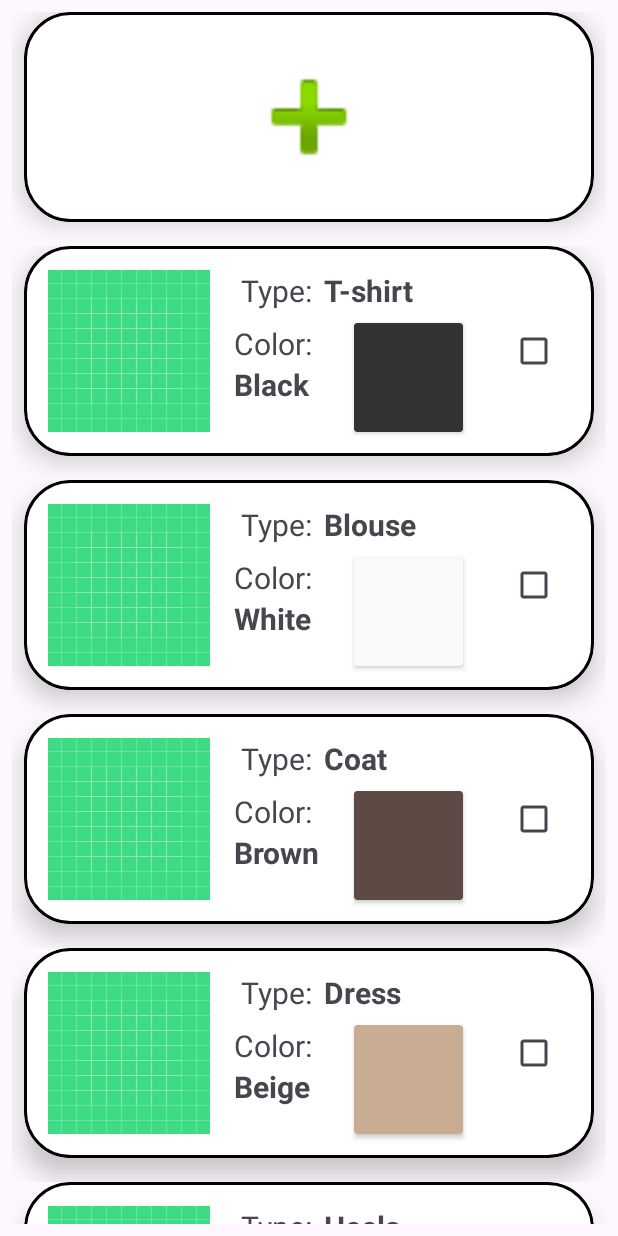
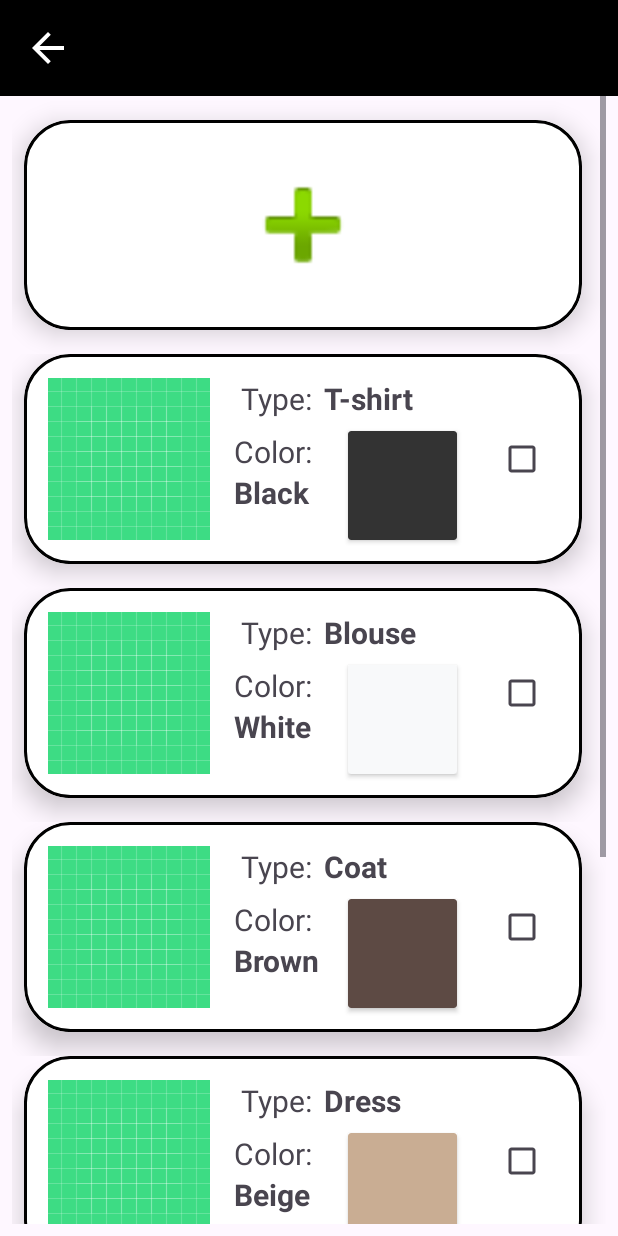
Before and after one commit to GH-Henry/MyApplication, an Android app: the ClosetActivity screen opened directly, with no data from a screen before it, on a phone screen of 412 x 824 dp. Run offline under Robolectric (Android 15) with nearby library versions, the phone set to English and light mode, and no system bars.

Commit message:
Added back button to activity_closet. Brushed up visuals for activity_closet

```diff
--- a/app/src/main/res/layout/activity_closet.xml
+++ b/app/src/main/res/layout/activity_closet.xml
@@ -6,17 +6,48 @@
     android:layout_height="match_parent"
     tools:context=".closet_activity.ClosetActivity">
 
+    <com.google.android.material.appbar.AppBarLayout
+        android:id="@+id/appBarLayout"
+        android:layout_width="match_parent"
+        android:layout_height="?attr/actionBarSize"
+        android:background="@color/black"
+        app:layout_constraintEnd_toEndOf="parent"
+        app:layout_constraintStart_toStartOf="parent"
+        app:layout_constraintTop_toTopOf="parent">
+
+        <androidx.constraintlayout.widget.ConstraintLayout
+            android:layout_width="?attr/actionBarSize"
+            android:layout_height="match_parent">
+
+            <ImageButton
+                android:id="@+id/back_button"
+                android:layout_width="0dp"
+                android:layout_height="0dp"
+                android:background="@android:color/transparent"
+                android:paddingHorizontal="16dp"
+                android:scaleType="fitCenter"
+                android:src="?attr/actionModeCloseDrawable"
+                app:tint="#FFFFFF"
+                app:layout_constraintBottom_toBottomOf="parent"
+                app:layout_constraintEnd_toEndOf="parent"
+                app:layout_constraintStart_toStartOf="parent"
+                app:layout_constraintTop_toTopOf="parent" />
+        </androidx.constraintlayout.widget.ConstraintLayout>
+
+    </com.google.android.material.appbar.AppBarLayout>
+
     <androidx.recyclerview.widget.RecyclerView
         android:id="@+id/items_list"
         android:layout_width="0dp"
         android:layout_height="0dp"
         android:layout_marginStart="8dp"
-        android:layout_marginTop="8dp"
         android:layout_marginEnd="8dp"
         android:layout_marginBottom="8dp"
+        android:scrollbars="vertical"
+        android:verticalScrollbarPosition="right"
         app:layout_constraintBottom_toBottomOf="parent"
         app:layout_constraintEnd_toEndOf="parent"
         app:layout_constraintStart_toStartOf="parent"
-        app:layout_constraintTop_toTopOf="parent" />
+        app:layout_constraintTop_toBottomOf="@+id/appBarLayout" />
 
 </androidx.constraintlayout.widget.ConstraintLayout>
--- a/app/src/main/res/layout/row_add_closet.xml
+++ b/app/src/main/res/layout/row_add_closet.xml
@@ -9,7 +9,8 @@
         android:layout_width="0dp"
         android:layout_height="140dp"
         android:layout_marginStart="8dp"
-        android:layout_marginEnd="8dp"
+        android:layout_marginTop="16dp"
+        android:layout_marginEnd="16dp"
         android:layout_marginBottom="16dp"
         app:cardCornerRadius="30dp"
         app:cardElevation="10dp"
--- a/app/src/main/res/layout/row_item_closet.xml
+++ b/app/src/main/res/layout/row_item_closet.xml
@@ -9,7 +9,7 @@
         android:layout_width="match_parent"
         android:layout_height="wrap_content"
         android:layout_marginStart="8dp"
-        android:layout_marginEnd="8dp"
+        android:layout_marginEnd="16dp"
         android:layout_marginBottom="16dp"
         app:cardCornerRadius="30dp"
         app:cardElevation="10dp"
```
